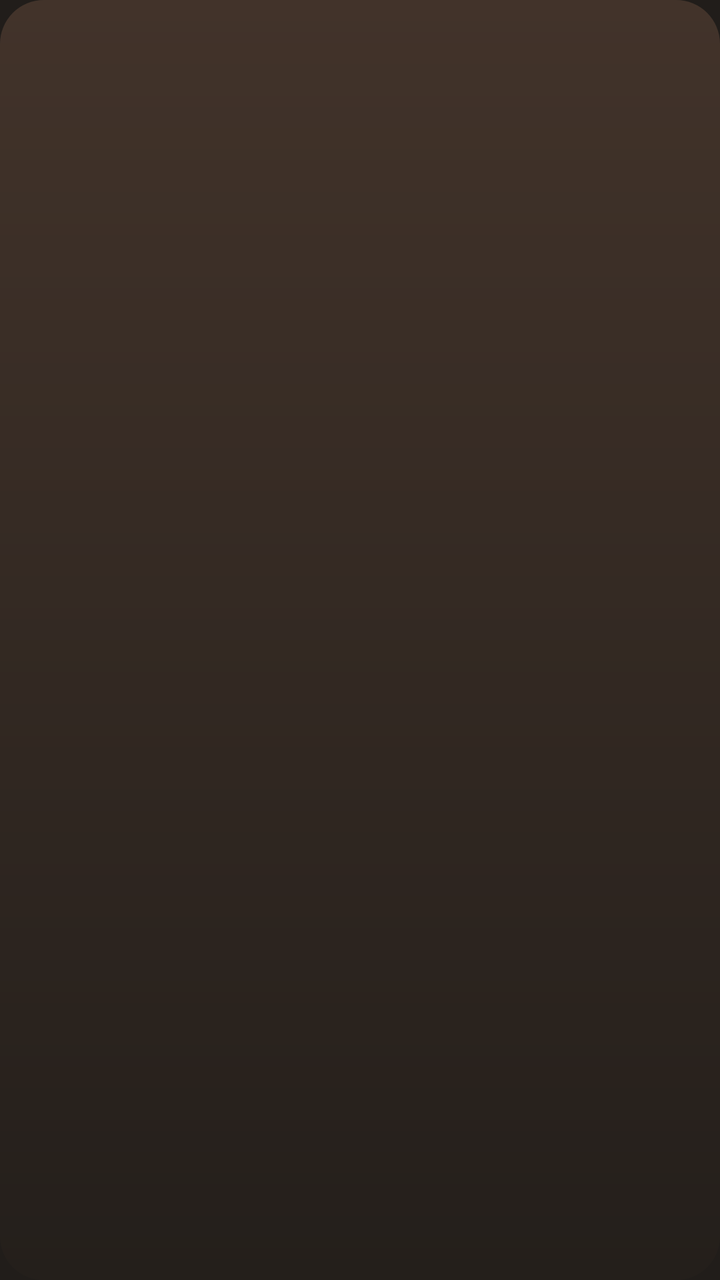
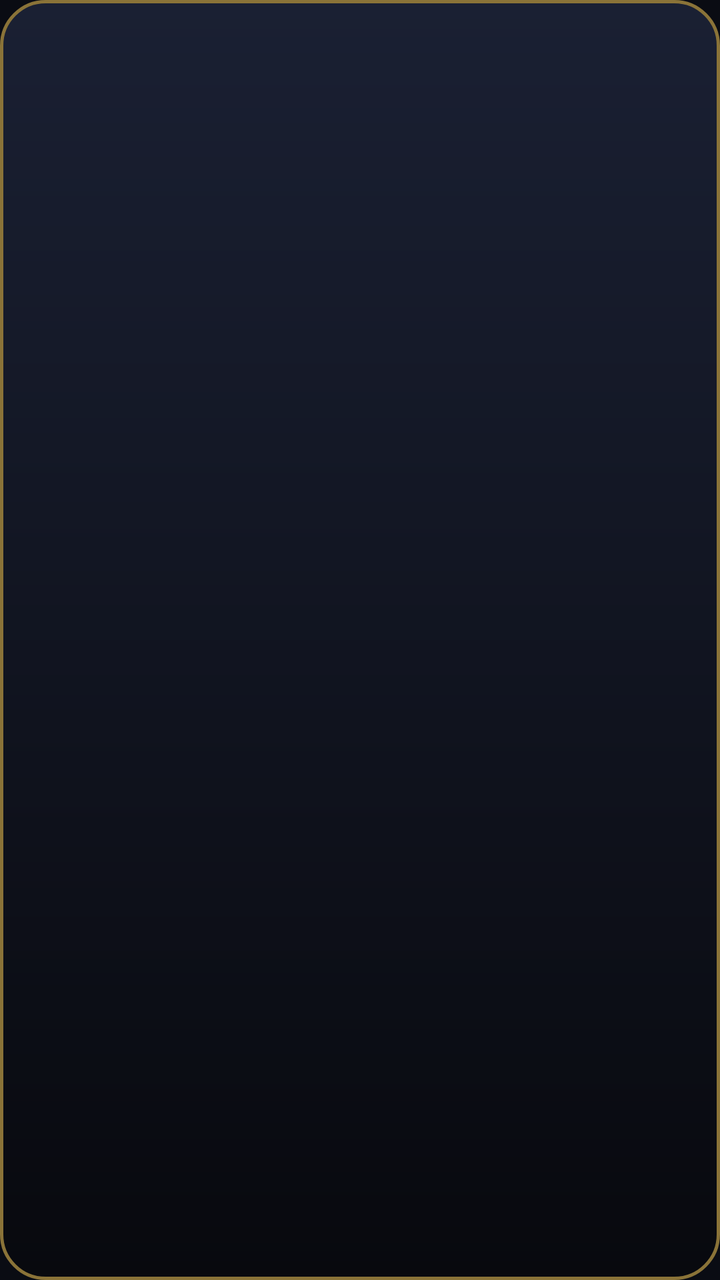

Compare the two renders of this Android layout. The source of the first and the diff that turns it into the second are given below.
<!-- AndroidManifest.xml: application theme Theme.Ashstride -->
<!-- res/layout/widget_ash.xml -->
<?xml version="1.0" encoding="utf-8"?>
<LinearLayout xmlns:android="http://schemas.android.com/apk/res/android"
    android:id="@+id/widget_root"
    android:layout_width="match_parent"
    android:layout_height="match_parent"
    android:background="@drawable/widget_bg"
    android:gravity="center_horizontal"
    android:orientation="vertical"
    android:padding="8dp">

    <ImageView
        android:id="@+id/widget_art"
        android:layout_width="match_parent"
        android:layout_height="0dp"
        android:layout_weight="1"
        android:contentDescription="@string/widget_description"
        android:scaleType="fitCenter" />

    <TextView
        android:id="@+id/widget_steps"
        android:layout_width="wrap_content"
        android:layout_height="wrap_content"
        android:textColor="#FBF4EC"
        android:textSize="20sp"
        android:textStyle="bold" />

    <TextView
        android:id="@+id/widget_sub"
        android:layout_width="wrap_content"
        android:layout_height="wrap_content"
        android:textColor="#D1C5B9"
        android:textSize="12sp" />
</LinearLayout>
<!-- resources referenced by this layout -->
<resources>
  <!-- drawable widget_bg (drawable) -->
  <?xml version="1.0" encoding="utf-8"?>
  <shape xmlns:android="http://schemas.android.com/apk/res/android" android:shape="rectangle">
      <gradient
          android:angle="270"
          android:endColor="#241F1B"
          android:startColor="#42332A" />
      <corners android:radius="22dp" />
  </shape>
  <string name="widget_description">Today\'s steps, goal ring and streak flame</string>
  <style name="Theme.Ashstride" parent="android:Theme.Material.NoActionBar">
          <item name="android:windowBackground">@color/ash_bg</item>
      </style>
  <color name="ash_bg">#211D1A</color>
</resources>

<!-- the commit's change to res/layout/widget_ash.xml (unified diff, before → after) -->
@@ -20,7 +20,7 @@
         android:id="@+id/widget_steps"
         android:layout_width="wrap_content"
         android:layout_height="wrap_content"
-        android:textColor="#FBF4EC"
+        android:textColor="#F6F0E2"
         android:textSize="20sp"
         android:textStyle="bold" />
 
@@ -28,6 +28,6 @@
         android:id="@+id/widget_sub"
         android:layout_width="wrap_content"
         android:layout_height="wrap_content"
-        android:textColor="#D1C5B9"
+        android:textColor="#DDD2B8"
         android:textSize="12sp" />
 </LinearLayout>
<!-- resource entries referenced after the edit -->
@@ -5,14 +5,15 @@
   <shape xmlns:android="http://schemas.android.com/apk/res/android" android:shape="rectangle">
       <gradient
           android:angle="270"
-          android:endColor="#241F1B"
-          android:startColor="#42332A" />
+          android:endColor="#08090E"
+          android:startColor="#1A2033" />
+      <stroke android:width="1.5dp" android:color="#8A7338" />
       <corners android:radius="22dp" />
   </shape>
   <string name="widget_description">Today\'s steps, goal ring and streak flame</string>
   <style name="Theme.Ashstride" parent="android:Theme.Material.NoActionBar">
           <item name="android:windowBackground">@color/ash_bg</item>
       </style>
-  <color name="ash_bg">#211D1A</color>
+  <color name="ash_bg">#0A0C13</color>
 </resources>
 
